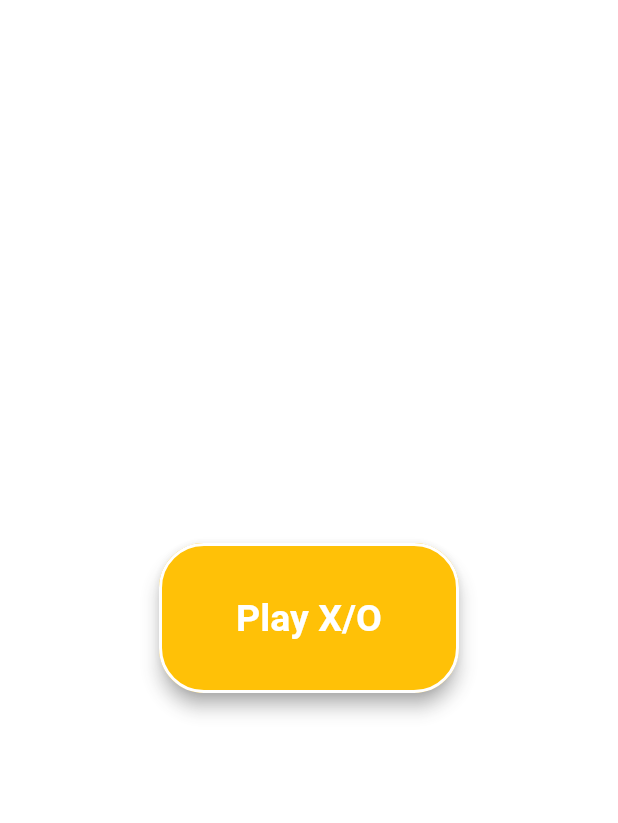
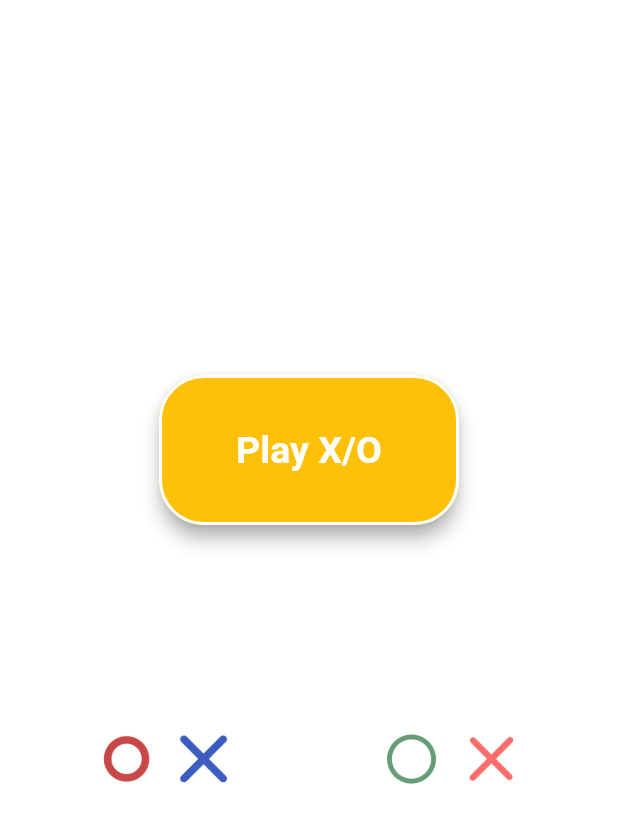
Before and after one commit to ibrahimdevl/Tic_Tac_Toe, a Flutter app: the screen it shows after launch, on a phone screen of 412 x 824 dp. Shown: the top 823 px of the screen. Run offline on Flutter 3.47's test engine with Material 2 defaults, Android fonts, the phone set to English and light mode, and no system bars; our stand-ins replace fluttertoast.

Commit message:
themes option added

```diff
--- a/lib/main.dart
+++ b/lib/main.dart
@@ -1,10 +1,21 @@
 import 'package:flutter/material.dart';
+import 'package:provider/provider.dart';
 import 'package:tic_tac_toe/utils/routes.dart';
+import 'package:tic_tac_toe/utils/theme_number.dart';
 import 'package:tic_tac_toe/utils/tile_state.dart';
 import 'package:tic_tac_toe/widgets/board_tile.dart';
 
 void main() {
-  runApp(const MyApp());
+  runApp(MultiProvider(
+      providers: [
+    ChangeNotifierProvider(
+        create: (_) => ThemeNumber(0)
+    ),
+  ],
+      child: const MyApp()
+  ),
+
+  );
 }
 
 class MyApp extends StatelessWidget {
@@ -16,7 +27,7 @@ class MyApp extends StatelessWidget {
     return MaterialApp(
       initialRoute: '/welcome',
       onGenerateRoute: RouteGenerator.generateRoute,
-      title: 'Flutter Demo',
+      title: 'Tic Tac Toe',
       theme: ThemeData(
         // This is the theme of your application.
         //
--- a/lib/pages/game_board.dart
+++ b/lib/pages/game_board.dart
@@ -6,6 +6,7 @@ import '../utils/tile_state.dart';
 
 
 class GameBoard extends StatefulWidget {
+
   const GameBoard({Key? key}) : super(key: key);
 
   @override
@@ -194,7 +195,7 @@ class _GameBoardState extends State<GameBoard> {
         builder: (_){
           return AlertDialog(
             title: Text('Winner'),
-            content: Image.asset(tileState == TileState.CROSS ? 'assets/images/x.png' : 'assets/images/o.png'),
+            content: Image.asset(tileState == TileState.CROSS ? 'assets/images/x2.png' : 'assets/images/o2.png'),
             actions: [TextButton(onPressed: () {
               _resetGame();
               Navigator.of(context).pop();
--- a/lib/pages/welcome.dart
+++ b/lib/pages/welcome.dart
@@ -1,4 +1,7 @@
 import 'package:flutter/material.dart';
+import 'package:fluttertoast/fluttertoast.dart';
+import 'package:provider/provider.dart';
+import 'package:tic_tac_toe/utils/theme_number.dart';
 
 
 
@@ -15,6 +18,10 @@ class _WelcomePageState extends State<WelcomePage> {
     return Container(
       color: Colors.white30,
       child: Center(
+        child: Column(
+          children: [
+            Padding(
+              padding: const EdgeInsets.only(top: 250.0),
               child: ElevatedButton(
                 onPressed: () {
                   Navigator.pushNamed(context, '/game_board');
@@ -43,6 +50,95 @@ class _WelcomePageState extends State<WelcomePage> {
                 child: const Text(
                     "Play X/O"),
               ),
+            ),
+
+            const SizedBox(height: 30.0,),
+            const Center(
+              child: Text("Choose Theme",
+              style: TextStyle(
+                color: Colors.white,
+                decoration: TextDecoration.none
+              ),
+              ),
+
+            ),
+            const SizedBox(height: 20.0,),
+            Row(
+              crossAxisAlignment: CrossAxisAlignment.center,
+              children: [
+                const SizedBox(width: 50.0,),
+                GestureDetector(
+                  onTap: () {
+                    setState(() {
+                      Provider.of<ThemeNumber>(context, listen: false).themeNumber = 1;
+                      Fluttertoast.showToast(
+                          msg: "Theme 1 Chosen",
+                          toastLength: Toast.LENGTH_SHORT,
+                          gravity: ToastGravity.BOTTOM,
+                          timeInSecForIosWeb: 1,
+                          backgroundColor: Colors.white,
+                          textColor: Colors.black,
+                          fontSize: 16.0
+                      );
+                    });
+                  },
+                  child: Container(
+                    decoration: BoxDecoration(
+                      border: Border.all(
+                          width: 3.0,
+                        color: Colors.white,
+                      ),
+                      borderRadius: const BorderRadius.all(
+                          Radius.circular(5.0) //                 <--- border radius here
+                      ),
+                    ),
+                    width: 120.0,
+                    height: 100.0,
+                    child: Padding(
+                      padding: const EdgeInsets.all(8.0),
+                      child: Image.asset('assets/images/theme1.png'),
+                    ),
+                  ),
+                ),
+                const Spacer(),
+                GestureDetector(
+                  onTap: () {
+                    setState(() {
+                      Provider.of<ThemeNumber>(context, listen: false).themeNumber = 2;
+                      Fluttertoast.showToast(
+                          msg: "Theme 2 Chosen",
+                          toastLength: Toast.LENGTH_SHORT,
+                          gravity: ToastGravity.BOTTOM,
+                          timeInSecForIosWeb: 1,
+                          backgroundColor: Colors.white,
+                          textColor: Colors.black,
+                          fontSize: 16.0
+                      );
+                    });
+                  },
+                  child: Container(
+                    decoration: BoxDecoration(
+                      border: Border.all(
+                        width: 3.0,
+                        color: Colors.white,
+                      ),
+                      borderRadius: const BorderRadius.all(
+                          Radius.circular(5.0) //                 <--- border radius here
+                      ),
+                    ),
+                    width: 120.0,
+                    height: 100.0,
+                    child: Padding(
+                      padding: const EdgeInsets.all(8.0),
+                      child: Image.asset('assets/images/theme2.png'),
+                    ),
+                  ),
+                ),
+                const SizedBox(width: 50.0,),
+              ],
+            )
+          ],
+        )
 
         /*TextButton(
           child: const Text('play'),
--- /dev/null
+++ b/lib/utils/theme_number.dart
@@ -0,0 +1,6 @@
+import 'package:flutter/material.dart';
+
+class ThemeNumber extends ChangeNotifier {
+  int themeNumber;
+  ThemeNumber(this.themeNumber);
+}
--- a/lib/widgets/board_tile.dart
+++ b/lib/widgets/board_tile.dart
@@ -1,5 +1,8 @@
 import 'package:flutter/material.dart';
+import 'package:provider/provider.dart';
 import 'package:tic_tac_toe/utils/tile_state.dart';
+
+import '../utils/theme_number.dart';
 
 
 
@@ -10,19 +13,21 @@ class BoardTile extends StatelessWidget {
   final VoidCallback onPressed;
 
 
+
   BoardTile({Key? key, required this.dimension, required this.onPressed, required this.tileState}) : super(key: key);
 
   @override
   Widget build(BuildContext context) {
+    int theme  = Provider.of<ThemeNumber>(context, listen: false).themeNumber;
     return Container(
       height: dimension,
       width: dimension,
       child: TextButton(onPressed: onPressed,
-        child: WidgetForTileState(),
+        child: WidgetForTileState(theme),
       ),
     );
   }
-  Widget WidgetForTileState() {
+  Widget WidgetForTileState(int theme) {
     Widget widget = Container();
 
     switch (tileState) {
@@ -33,12 +38,12 @@ class BoardTile extends StatelessWidget {
         break;
       case TileState.CROSS:
         {
-          widget = Image.asset('assets/images/x.png');
+          widget = Image.asset('assets/images/x$theme.png');
         }
         break;
       case TileState.CIRCLE:
         {
-          widget = Image.asset('assets/images/o.png');
+          widget = Image.asset('assets/images/o$theme.png');
         }
         break;
     }
--- a/pubspec.yaml
+++ b/pubspec.yaml
@@ -34,6 +34,8 @@ dependencies:
   # The following adds the Cupertino Icons font to your application.
   # Use with the CupertinoIcons class for iOS style icons.
   cupertino_icons: ^1.0.2
+  provider: ^6.0.3
+  fluttertoast: ^8.0.9
 
 dev_dependencies:
   flutter_test:
```
Also changed, not shown: assets/images/o1.png (renamed from assets/images/o.png), assets/images/o2.png (added), assets/images/theme1.png (added), assets/images/theme2.png (added), assets/images/x1.png (renamed from assets/images/x.png), assets/images/x2.png (added), pubspec.lock. Lines whose indentation alone changed are shown as unchanged.
